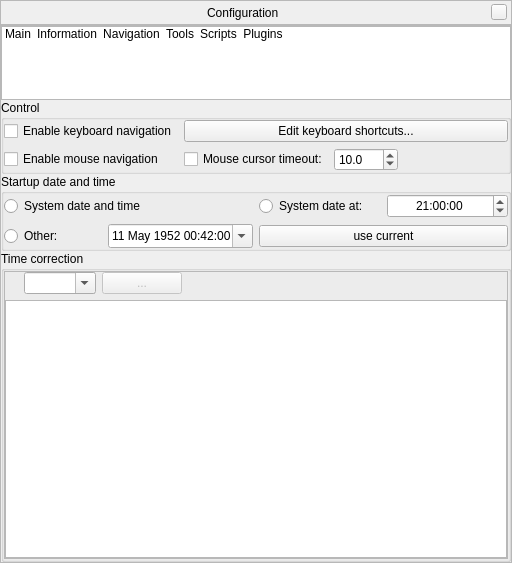
The window that src/gui/configurationDialog.ui (519984307/stellarium_src) describes before a commit, drawn with Qt 5.
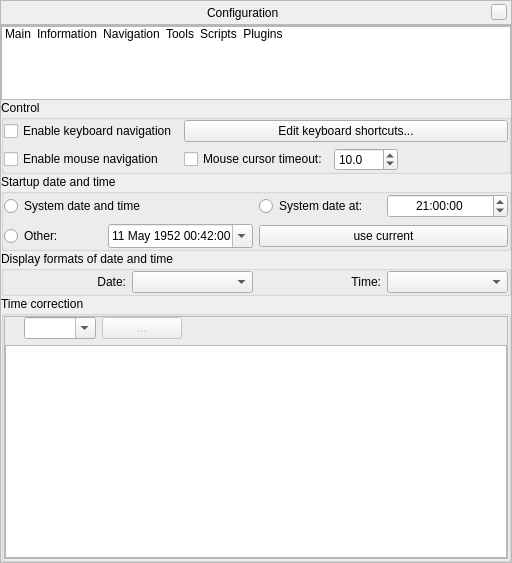
The same window after the commit. The open tabs and pages were chosen to show the change. Icons and pictures are not drawn. Custom widgets are drawn as their Qt base class.

Commit message: Added manager for display formats of date and time from removed Time Zone plugin; extract new lines for translation

What changed in the file:
```diff
--- a/src/gui/configurationDialog.ui
+++ b/src/gui/configurationDialog.ui
@@ -1006,6 +1006,56 @@
             </layout>
            </widget>
           </item>
+          <item>
+           <widget class="QGroupBox" name="groupBox_2">
+            <property name="toolTip">
+             <string>These settings control the way time and date are displayed in the bottom bar.</string>
+            </property>
+            <property name="title">
+             <string>Display formats of date and time</string>
+            </property>
+            <layout class="QGridLayout" name="gridLayoutFmt">
+             <property name="leftMargin">
+              <number>0</number>
+             </property>
+             <property name="topMargin">
+              <number>0</number>
+             </property>
+             <property name="rightMargin">
+              <number>0</number>
+             </property>
+             <property name="bottomMargin">
+              <number>0</number>
+             </property>
+             <item row="0" column="0">
+              <widget class="QLabel" name="dateFormatsLabel">
+               <property name="text">
+                <string>Date:</string>
+               </property>
+               <property name="alignment">
+                <set>Qt::AlignRight|Qt::AlignTrailing|Qt::AlignVCenter</set>
+               </property>
+              </widget>
+             </item>
+             <item row="0" column="2">
+              <widget class="QLabel" name="timeFormatsLabel">
+               <property name="text">
+                <string>Time:</string>
+               </property>
+               <property name="alignment">
+                <set>Qt::AlignRight|Qt::AlignTrailing|Qt::AlignVCenter</set>
+               </property>
+              </widget>
+             </item>
+             <item row="0" column="1">
+              <widget class="QComboBox" name="dateFormatsComboBox"/>
+             </item>
+             <item row="0" column="3">
+              <widget class="QComboBox" name="timeFormatsComboBox"/>
+             </item>
+            </layout>
+           </widget>
+          </item>
           <item>
            <widget class="QGroupBox" name="deltaTGroupBox">
             <property name="title">
```
Left out of the diff: 2 changed lines with no effect on the pictures. The commit also changes 3 other files.
